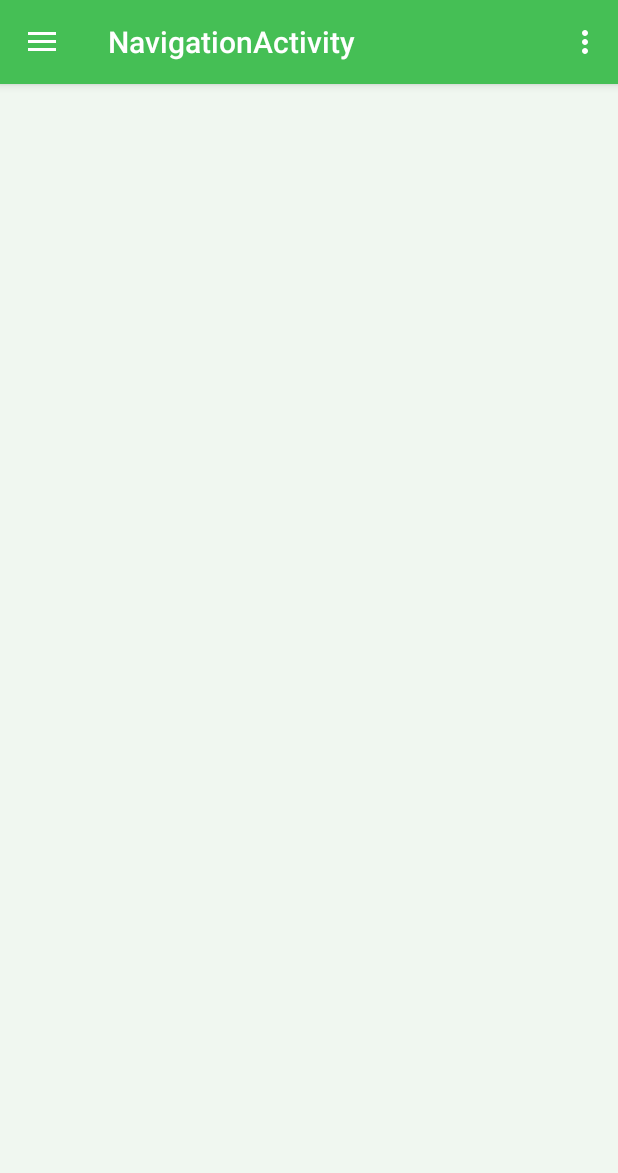
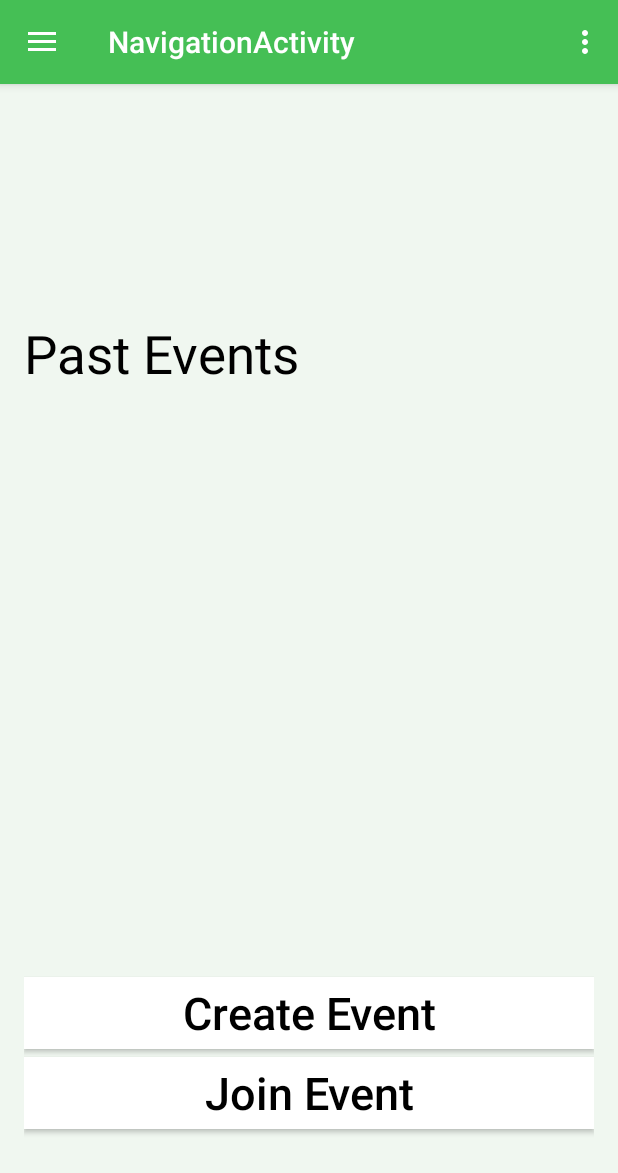
Before and after one commit to ChetMokh/Cliqbac, an Android app: the HomeActivity screen opened directly, with no data from a screen before it, on a phone screen of 412 x 824 dp. Shown: the top 1173 px of the screen. Run offline under Robolectric (Android 15) with nearby library versions, the phone set to English and light mode, and no system bars.

Commit message:
added navigation around app. updated main activity and linked drawer to home activity

```diff
--- a/app/src/main/java/co/thepartyon/cliqbac/NavigationActivity.java
+++ b/app/src/main/java/co/thepartyon/cliqbac/HomeActivity.java
@@ -1,5 +1,6 @@
 package co.thepartyon.cliqbac;
 
+import android.content.Intent;
 import android.os.Bundle;
 import android.support.design.widget.NavigationView;
 import android.support.v4.view.GravityCompat;
@@ -9,34 +10,43 @@ import android.support.v7.app.AppCompatActivity;
 import android.support.v7.widget.Toolbar;
 import android.view.Menu;
 import android.view.MenuItem;
+import android.view.View;
+import android.widget.Button;
 
-public class NavigationActivity extends AppCompatActivity
-        implements NavigationView.OnNavigationItemSelectedListener {
+public class HomeActivity extends AppCompatActivity
+        implements NavigationView.OnNavigationItemSelectedListener, View.OnClickListener {
 
     @Override
     protected void onCreate(Bundle savedInstanceState) {
         super.onCreate(savedInstanceState);
-        setContentView(R.layout.activity_navigation);
+        setContentView(R.layout.activity_home);
+
+
+
+
+        //USE THIS TO GET NAVIGATION BAR ON OTHER ACTIVITES
+        //--------------------------------------------------------------------------------
         Toolbar toolbar = (Toolbar) findViewById(R.id.toolbar);
         setSupportActionBar(toolbar);
-
-        /*FloatingActionButton fab = (FloatingActionButton) findViewById(R.id.fab);
-        fab.setOnClickListener(new View.OnClickListener() {
-            @Override
-            public void onClick(View view) {
-                Snackbar.make(view, "Replace with your own action", Snackbar.LENGTH_LONG)
-                        .setAction("Action", null).show();
-            }
-        });*/
-
         DrawerLayout drawer = (DrawerLayout) findViewById(R.id.drawer_layout);
         ActionBarDrawerToggle toggle = new ActionBarDrawerToggle(
                 this, drawer, toolbar, R.string.navigation_drawer_open, R.string.navigation_drawer_close);
         drawer.setDrawerListener(toggle);
         toggle.syncState();
-
         NavigationView navigationView = (NavigationView) findViewById(R.id.nav_view);
         navigationView.setNavigationItemSelectedListener(this);
+        //----------------------------------------------------------------------------------
+
+        View createEventButton = (Button) findViewById(R.id.createEventButton);
+        createEventButton.setOnClickListener(this);
+    }
+
+    public void onClick(View v) {
+
+        if(v.getId() == R.id.createEventButton) //For now this will be the login activity
+        {
+            startActivity(new Intent(this, CreatePartyActivity.class));
+        }
     }
 
     @Override
@@ -78,7 +88,8 @@ public class NavigationActivity extends AppCompatActivity
         int id = item.getItemId();
 
         if (id == R.id.home) {
-            // Handle the camera action
+            startActivity(new Intent(this, HomeActivity.class));
+
         } else if (id == R.id.live) {
 
         } else if (id == R.id.future) {
--- a/app/src/main/java/co/thepartyon/cliqbac/LoginActivity.java
+++ b/app/src/main/java/co/thepartyon/cliqbac/LoginActivity.java
@@ -3,23 +3,21 @@ package co.thepartyon.cliqbac;
 import android.animation.Animator;
 import android.animation.AnimatorListenerAdapter;
 import android.annotation.TargetApi;
+import android.app.LoaderManager.LoaderCallbacks;
+import android.content.CursorLoader;
 import android.content.Intent;
+import android.content.Loader;
 import android.content.SharedPreferences;
 import android.content.pm.PackageManager;
+import android.database.Cursor;
+import android.net.Uri;
+import android.os.AsyncTask;
+import android.os.Build;
+import android.os.Bundle;
+import android.provider.ContactsContract;
 import android.support.annotation.NonNull;
 import android.support.design.widget.Snackbar;
 import android.support.v7.app.AppCompatActivity;
-import android.app.LoaderManager.LoaderCallbacks;
-
-import android.content.CursorLoader;
-import android.content.Loader;
-import android.database.Cursor;
-import android.net.Uri;
-import android.os.AsyncTask;
-
-import android.os.Build;
-import android.os.Bundle;
-import android.provider.ContactsContract;
 import android.text.TextUtils;
 import android.view.KeyEvent;
 import android.view.View;
@@ -196,6 +194,7 @@ public class LoginActivity extends AppCompatActivity implements LoaderCallbacks<
             showProgress(true);
             mAuthTask = new UserLoginTask(phone, password);
             mAuthTask.execute((Void) null);
+            startActivity(new Intent(this, HomeActivity.class));
             //TODO: sharedpreferences = getSharedPreferences(MyPREFERENCES, Context.MODE_PRIVATE);
         }
     }
--- a/app/src/main/java/co/thepartyon/cliqbac/MainActivity.java
+++ b/app/src/main/java/co/thepartyon/cliqbac/MainActivity.java
@@ -7,7 +7,6 @@ import android.support.v7.widget.Toolbar;
 import android.view.Menu;
 import android.view.MenuItem;
 import android.view.View;
-import android.widget.Button;
 import android.widget.ImageButton;
 
 public class MainActivity extends AppCompatActivity implements View.OnClickListener{
@@ -34,8 +33,7 @@ public class MainActivity extends AppCompatActivity implements View.OnClickListe
         View profileButton = (ImageButton) findViewById(R.id.profileButton);
         profileButton.setOnClickListener(this);
 
-        View createEventButton = (Button) findViewById(R.id.createEventButton);
-        createEventButton.setOnClickListener(this);
+
 
 
     }
@@ -56,7 +54,7 @@ public class MainActivity extends AppCompatActivity implements View.OnClickListe
 
         //noinspection SimplifiableIfStatement
         if (id == R.id.action_settings) {
-            Intent i = new Intent(this, NavigationActivity.class);
+            Intent i = new Intent(this, HomeActivity.class);
             startActivity(i);
             return true;
         }
@@ -73,11 +71,5 @@ public class MainActivity extends AppCompatActivity implements View.OnClickListe
             Intent i = new Intent(this, LoginActivity.class);
             startActivity(i);
         }
-
-        else if(v.getId() == R.id.createEventButton)
-        {
-            Intent i = new Intent(this, CreatePartyActivity.class);
-            startActivity(i);
-        }
     }
 }
--- a/app/src/main/res/layout/activity_navigation.xml
+++ b/app/src/main/res/layout/activity_home.xml
@@ -7,10 +7,11 @@
     android:layout_width="match_parent"
     android:layout_height="match_parent"
     android:fitsSystemWindows="true"
-    tools:openDrawer="start">
+    tools:openDrawer="start"
+    >
 
     <include
-        layout="@layout/app_bar_navigation"
+        layout="@layout/app_bar_home"
         android:layout_width="match_parent"
         android:layout_height="match_parent"
         />
@@ -22,8 +23,8 @@
         android:layout_gravity="start"
         android:background="#45BF55"
         android:fitsSystemWindows="true"
-        app:headerLayout="@layout/nav_header_navigation"
+        app:headerLayout="@layout/nav_header_home"
         app:itemTextAppearance="@style/NavDrawerTextStyle"
-        app:menu="@menu/activity_navigation_drawer" />
+        app:menu="@menu/activity_home_drawer" />
 
 </android.support.v4.widget.DrawerLayout>
--- a/app/src/main/res/layout/app_bar_navigation.xml
+++ b/app/src/main/res/layout/app_bar_home.xml
@@ -5,12 +5,13 @@
     android:layout_width="match_parent"
     android:layout_height="match_parent"
     android:fitsSystemWindows="true"
-    tools:context="co.thepartyon.cliqbac.NavigationActivity">
+    tools:context=".HomeActivity">
 
     <android.support.design.widget.AppBarLayout
         android:layout_width="match_parent"
         android:layout_height="wrap_content"
         android:theme="@style/AppTheme.AppBarOverlay">
+
 
         <android.support.v7.widget.Toolbar
             android:id="@+id/toolbar"
@@ -20,6 +21,6 @@
             app:popupTheme="@style/AppTheme.PopupOverlay" />
 
     </android.support.design.widget.AppBarLayout>
-    <include layout="@layout/content_navigation" />
+    <include layout="@layout/content_home" />
 
 </android.support.design.widget.CoordinatorLayout>
--- /dev/null
+++ b/app/src/main/res/layout/content_home.xml
@@ -0,0 +1,54 @@
+<?xml version="1.0" encoding="utf-8"?>
+<RelativeLayout xmlns:android="http://schemas.android.com/apk/res/android"
+    xmlns:app="http://schemas.android.com/apk/res-auto"
+    xmlns:tools="http://schemas.android.com/tools"
+    android:layout_width="match_parent"
+    android:layout_height="match_parent"
+    android:paddingBottom="@dimen/activity_vertical_margin"
+    android:paddingLeft="@dimen/activity_horizontal_margin"
+    android:paddingRight="@dimen/activity_horizontal_margin"
+    android:paddingTop="@dimen/activity_vertical_margin"
+    app:layout_behavior="@string/appbar_scrolling_view_behavior"
+    tools:context=".HomeActivity"
+    tools:showIn="@layout/app_bar_home">
+
+
+
+    <Button
+        android:layout_width="match_parent"
+        android:layout_height="wrap_content"
+        android:id="@+id/createEventButton"
+        android:text="@string/createEventButton"
+        android:textSize="30dp"
+        android:textAllCaps="false"
+        android:textColor="#000000"
+        android:background="#FFFFFF"
+        android:layout_above="@+id/joinEventButton"
+        android:layout_alignParentEnd="true"
+        android:layout_marginBottom="5dp" />
+
+    <Button
+        android:layout_width="match_parent"
+        android:layout_height="wrap_content"
+        android:id="@+id/joinEventButton"
+        android:text="@string/joinEventButton"
+        android:layout_marginBottom="55dp"
+        android:textSize="30dp"
+        android:textAllCaps="false"
+        android:textColor="#000000"
+        android:background="#FFFFFF"
+        android:layout_alignParentBottom="true"
+        android:layout_alignParentStart="true" />
+
+    <TextView
+        android:layout_width="wrap_content"
+        android:layout_height="wrap_content"
+        android:text="Past Events"
+        android:textSize="35dp"
+        android:textColor="#000000"
+        android:id="@+id/PastEventsTextView"
+        android:layout_alignParentTop="true"
+        android:layout_alignParentStart="true"
+        android:layout_marginTop="140dp" />
+
+</RelativeLayout>
--- a/app/src/main/res/layout/content_navigation.xml
+++ /dev/null
@@ -1,15 +0,0 @@
-<?xml version="1.0" encoding="utf-8"?>
-<RelativeLayout xmlns:android="http://schemas.android.com/apk/res/android"
-    xmlns:app="http://schemas.android.com/apk/res-auto"
-    xmlns:tools="http://schemas.android.com/tools"
-    android:layout_width="match_parent"
-    android:layout_height="match_parent"
-    android:paddingBottom="@dimen/activity_vertical_margin"
-    android:paddingLeft="@dimen/activity_horizontal_margin"
-    android:paddingRight="@dimen/activity_horizontal_margin"
-    android:paddingTop="@dimen/activity_vertical_margin"
-    app:layout_behavior="@string/appbar_scrolling_view_behavior"
-    tools:context="co.thepartyon.cliqbac.NavigationActivity"
-    tools:showIn="@layout/app_bar_navigation">
-
-</RelativeLayout>
--- a/app/src/main/res/values/strings.xml
+++ b/app/src/main/res/values/strings.xml
@@ -25,8 +25,9 @@
     </string>
     <string name="prompt_phone">Phone</string>
     <string name="party_title_hint">Tap to name party</string>
-    <string name="sign_in">Sign in</string>
+    <string name="tap_to_create">Tap to Create Profile</string>
     <string name="profile_button">n/a</string>
     <string name="title_activity_maps">Party Map</string>
     <string name="choose_location">Choose Location</string>
+    <string name="title_activity_home">HomeActivity</string>
 </resources>
--- a/app/src/main/res/values/styles.xml
+++ b/app/src/main/res/values/styles.xml
@@ -19,7 +19,7 @@
 
     <style name="AppTheme.PopupOverlay" parent="ThemeOverlay.AppCompat.Light" />
 
-    <style name="CliqbacTheme" parent="Theme.AppCompat.Light.NoActionBar" >
+    <style name="CliqbacTheme" parent="Theme.AppCompat.Light.NoActionBar">
         <item name="colorPrimary">@color/primary_cb_light</item>
         <item name="colorPrimaryDark">@color/primary_material_dark</item>
     </style>
@@ -30,5 +30,9 @@
         <item name="android:textStyle">bold</item>
     </style>
 
+    <style name="CliqbacTheme.AppBarOverlay" parent="ThemeOverlay.AppCompat.Dark.ActionBar" />
+
+    <style name="CliqbacTheme.PopupOverlay" parent="ThemeOverlay.AppCompat.Light" />
+
 
 </resources>
```
Also changed, not shown: app/src/main/AndroidManifest.xml (+4 -5 lines), app/src/main/res/layout/activity_main.xml (+11 -2 lines), app/src/main/res/layout/content_main.xml (+11 -35 lines), app/src/main/ic_cliqbac_logofull-web.png (added), app/src/main/res/drawable-xhdpi/cb_logo_full.png (added), app/src/main/res/layout/nav_header_home.xml (renamed from app/src/main/res/layout/nav_header_navigation.xml), app/src/main/res/menu/activity_home_drawer.xml (renamed from app/src/main/res/menu/activity_navigation_drawer.xml).
